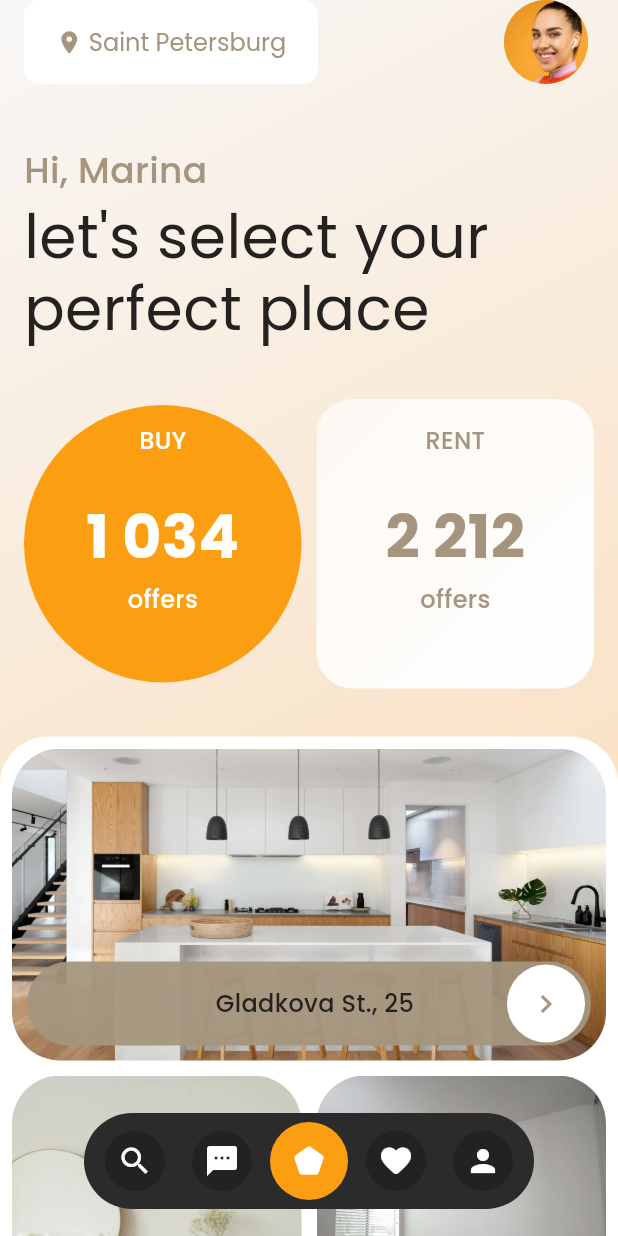
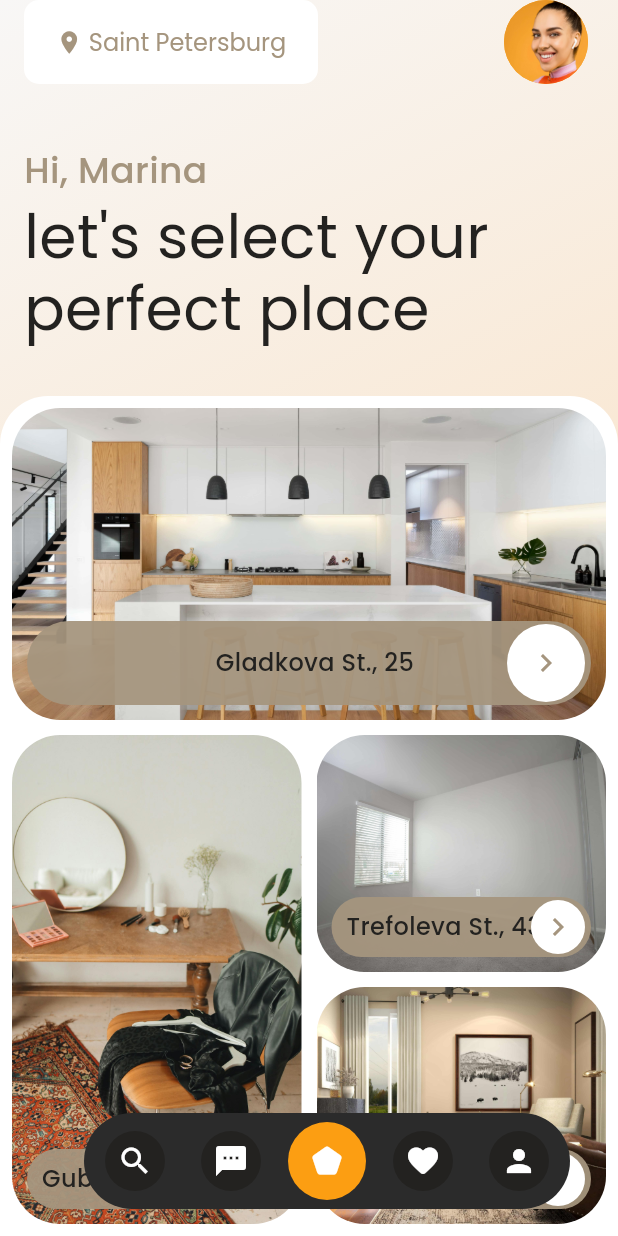
Before and after one commit to unknownaloy/moniepoint_task_01, a Flutter app: the screen it shows after launch, on a phone screen of 412 x 824 dp. Run offline on Flutter 3.47's test engine with Material 3 defaults, Android fonts, the phone set to English and light mode, and no system bars; our stand-ins replace google_fonts.

Commit message:
Implement the image slide animation on the home screen

```diff
--- a/lib/screens/home_screen.dart
+++ b/lib/screens/home_screen.dart
@@ -184,6 +184,7 @@ class _HomeScreenState extends State<HomeScreen>
             ),
           ),
           child: CustomScrollView(
+            physics: const BouncingScrollPhysics(),
             slivers: [
               SliverAppBar(
                 backgroundColor: Colors.transparent,
@@ -240,8 +241,11 @@ class _HomeScreenState extends State<HomeScreen>
                   ),
                 ],
               ),
-              SliverToBoxAdapter(
-                child: Column(
+              SliverFillRemaining(
+                hasScrollBody: false,
+                child: Stack(
+                  children: [
+                    Column(
                       crossAxisAlignment: CrossAxisAlignment.stretch,
                       children: [
                         const SizedBox(
@@ -336,9 +340,10 @@ class _HomeScreenState extends State<HomeScreen>
                         ),
                       ],
                     ),
-              ),
-              SliverFillRemaining(
-                hasScrollBody: false,
+                    Positioned.fill(
+                      left: 0,
+                      right: 0,
+                      top: 208,
                       child: SlideTransition(
                         position: _slideAnimation,
                         child: Container(
@@ -351,8 +356,8 @@ class _HomeScreenState extends State<HomeScreen>
                             color: Colors.white,
                           ),
                           child: Column(
-                      mainAxisAlignment: MainAxisAlignment.end,
                             children: [
+                              // Top Container
                               ImageCard(
                                 assetPath: 'assets/images/kitchen.jpg',
                                 sliderText: "Gladkova St., 25",
@@ -365,40 +370,50 @@ class _HomeScreenState extends State<HomeScreen>
                                 sliderHeight: 56,
                                 height: 208,
                               ),
+
                               const SizedBox(
                                 height: 10,
                               ),
+                              // Bottom Containers
                               Expanded(
                                 child: Row(
-                            mainAxisAlignment: MainAxisAlignment.spaceBetween,
                                   children: [
+                                    // Left Container
                                     Expanded(
                                       child: ImageCard(
-                                  assetPath: 'assets/images/chair_on_rug.jpg',
+                                        assetPath:
+                                            'assets/images/chair_on_rug.jpg',
                                         sliderText: "Gubina St., 11",
-                                  textOpacity: _bottomImageAnimation.value == 1
+                                        textOpacity:
+                                            _bottomImageAnimation.value == 1
                                                 ? _bottomImageAnimation.value
                                                 : 0,
-                                  height: 384,
-                                  sliderWidth: _bottomImageAnimation.value *
+                                        sliderWidth: _bottomImageAnimation
+                                                .value *
                                             MediaQuery.of(context).size.width,
                                       ),
                                     ),
                                     const SizedBox(
                                       width: 10,
                                     ),
+                                    // Right Containers
                                     Expanded(
                                       child: Column(
                                         children: [
                                           Expanded(
                                             child: ImageCard(
-                                        assetPath: 'assets/images/window.jpg',
+                                              assetPath:
+                                                  'assets/images/window.jpg',
                                               sliderText: "Trefoleva St., 43",
-                                        textOpacity: _windowAnimation.value == 1
+                                              textOpacity:
+                                                  _windowAnimation.value == 1
                                                       ? _windowAnimation.value
                                                       : 0,
-                                        sliderWidth: _windowAnimation.value *
-                                            MediaQuery.of(context).size.width,
+                                              sliderWidth:
+                                                  _windowAnimation.value *
+                                                      MediaQuery.of(context)
+                                                          .size
+                                                          .width,
                                             ),
                                           ),
                                           const SizedBox(
@@ -409,13 +424,16 @@ class _HomeScreenState extends State<HomeScreen>
                                               assetPath:
                                                   'assets/images/sitting_room.jpg',
                                               sliderText: "Sedova St., 22",
-                                        textOpacity:
-                                            _bottomImageAnimation.value == 1
+                                              textOpacity: _bottomImageAnimation
+                                                          .value ==
+                                                      1
                                                   ? _bottomImageAnimation.value
                                                   : 0,
-                                        sliderWidth: _bottomImageAnimation
-                                                .value *
-                                            MediaQuery.of(context).size.width,
+                                              sliderWidth:
+                                                  _bottomImageAnimation.value *
+                                                      MediaQuery.of(context)
+                                                          .size
+                                                          .width,
                                             ),
                                           ),
                                         ],
@@ -432,6 +450,9 @@ class _HomeScreenState extends State<HomeScreen>
                   ],
                 ),
               ),
+            ],
+          ),
+        ),
       ),
     );
   }
--- a/lib/screens/moniepoint_home.dart
+++ b/lib/screens/moniepoint_home.dart
@@ -75,7 +75,7 @@ class _MoniepointHomeState extends State<MoniepointHome>
           margin: const EdgeInsets.only(
             left: 56,
             bottom: 18,
-            right: 56,
+            right: 32,
           ),
           padding: const EdgeInsets.symmetric(vertical: 2, horizontal: 8),
           height: 64,
```
Lines whose indentation alone changed are shown as unchanged.
